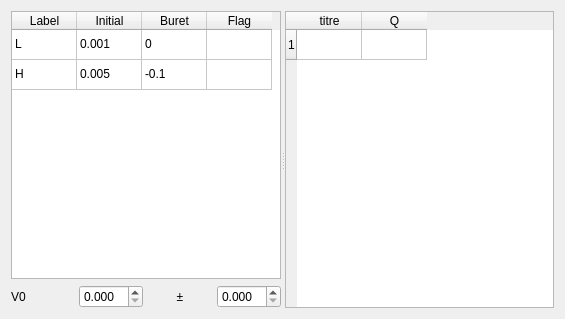
First picture: the form in forms/calords.ui, repository salvadorblasco/apes, before the edit.
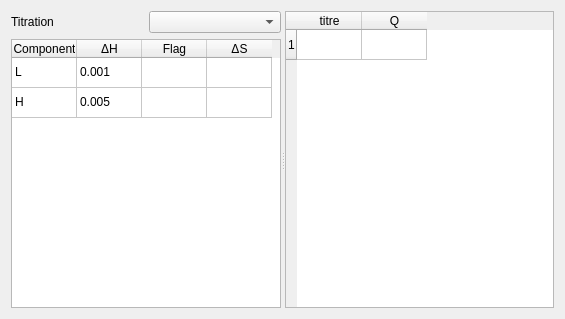
Second picture: the form after the edit.

Commit message: adaptation of new tabwidget class

```diff
--- a/forms/calords.ui
+++ b/forms/calords.ui
@@ -13,18 +13,28 @@
   <property name="windowTitle">
    <string>Form</string>
   </property>
-  <layout class="QVBoxLayout" name="verticalLayout">
+  <layout class="QVBoxLayout" name="verticalLayout_2">
    <item>
-    <widget class="QSplitter" name="splitter_2">
-     <property name="orientation">
-      <enum>Qt::Horizontal</enum>
-     </property>
      <widget class="QSplitter" name="splitter">
       <property name="orientation">
-       <enum>Qt::Vertical</enum>
-      </property>
-      <widget class="QWidget" name="layoutWidget">
-       <layout class="QVBoxLayout" name="vl_1">
+      <enum>Qt::Horizontal</enum>
+     </property>
+     <widget class="QWidget" name="">
+      <layout class="QVBoxLayout" name="verticalLayout">
+       <item>
+        <layout class="QHBoxLayout" name="horizontalLayout">
+         <item>
+          <widget class="QLabel" name="label">
+           <property name="text">
+            <string>Titration</string>
+           </property>
+          </widget>
+         </item>
+         <item>
+          <widget class="QComboBox" name="cb_titration"/>
+         </item>
+        </layout>
+       </item>
         <item>
          <widget class="QTableWidget" name="table_titration">
           <attribute name="horizontalHeaderMinimumSectionSize">
@@ -57,17 +67,12 @@
           </row>
           <column>
            <property name="text">
-            <string>Label</string>
+           <string>Component</string>
            </property>
           </column>
           <column>
            <property name="text">
-            <string>Initial</string>
-           </property>
-          </column>
-          <column>
-           <property name="text">
-            <string>Buret</string>
+           <string>ΔH</string>
            </property>
           </column>
           <column>
@@ -75,6 +80,11 @@
             <string>Flag</string>
            </property>
           </column>
+         <column>
+          <property name="text">
+           <string>ΔS</string>
+          </property>
+         </column>
           <item row="0" column="0">
            <property name="text">
             <string>L</string>
@@ -85,11 +95,6 @@
             <string>0.001</string>
            </property>
           </item>
-          <item row="0" column="2">
-           <property name="text">
-            <string>0</string>
-           </property>
-          </item>
           <item row="1" column="0">
            <property name="text">
             <string>H</string>
@@ -100,56 +105,9 @@
             <string>0.005</string>
            </property>
           </item>
-          <item row="1" column="2">
-           <property name="text">
-            <string>-0.1</string>
-           </property>
-          </item>
-         </widget>
-        </item>
-        <item>
-         <layout class="QGridLayout" name="gl_1">
-          <item row="0" column="0">
-           <widget class="QLabel" name="lbl_V0">
-            <property name="text">
-             <string>V0</string>
-            </property>
-           </widget>
-          </item>
-          <item row="0" column="3">
-           <widget class="QDoubleSpinBox" name="dsb_errV0">
-            <property name="decimals">
-             <number>3</number>
-            </property>
-           </widget>
-          </item>
-          <item row="0" column="2">
-           <widget class="QLabel" name="lbl_pm1">
-            <property name="sizePolicy">
-             <sizepolicy hsizetype="Minimum" vsizetype="Preferred">
-              <horstretch>0</horstretch>
-              <verstretch>0</verstretch>
-             </sizepolicy>
-            </property>
-            <property name="text">
-             <string>±</string>
-            </property>
-            <property name="alignment">
-             <set>Qt::AlignCenter</set>
-            </property>
-           </widget>
-          </item>
-          <item row="0" column="1">
-           <widget class="QDoubleSpinBox" name="dsb_V0">
-            <property name="decimals">
-             <number>3</number>
-            </property>
-           </widget>
-          </item>
-         </layout>
-        </item>
-       </layout>
-      </widget>
+        </widget>
+       </item>
+      </layout>
      </widget>
      <widget class="QTableWidget" name="table_data">
       <property name="enabled">
```
Left out of the diff: 4 changed lines with no effect on the pictures. Lines whose indentation alone changed are shown as unchanged. The commit also changes 7 other files.
